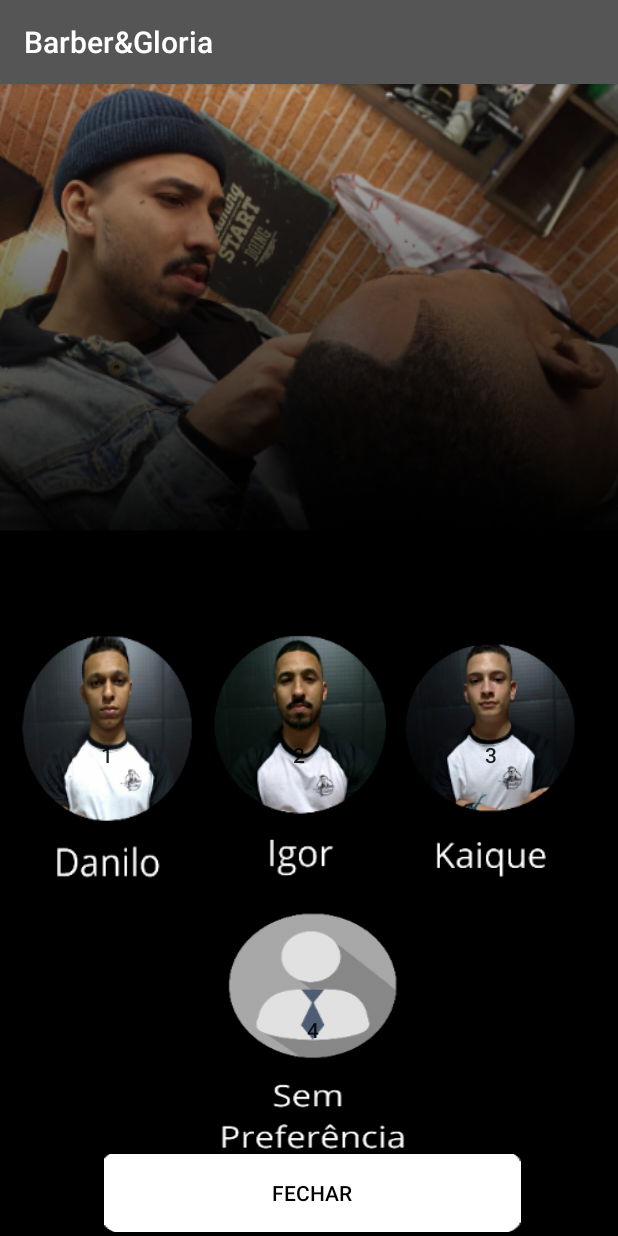
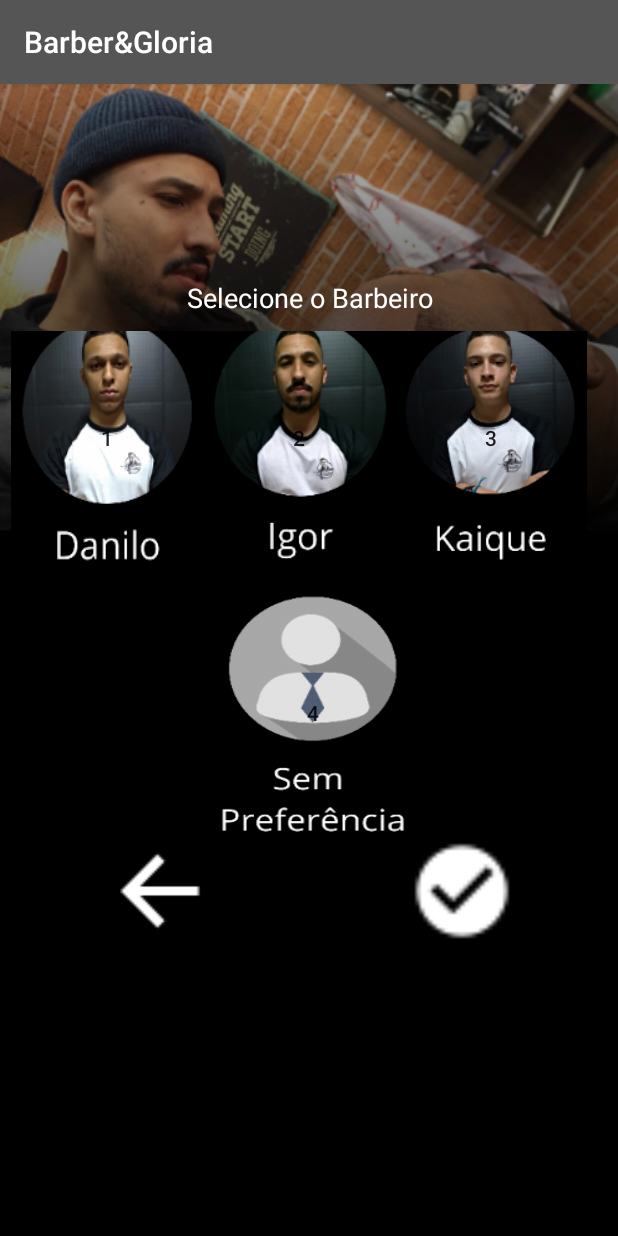
Before and after one commit to SantiagoSilvestre/BarbeirosEmGloria, an Android app: the Barbeiros screen opened directly, with no data from a screen before it, on a phone screen of 412 x 824 dp. Run offline under Robolectric (Android 15) with nearby library versions, the phone set to English and light mode, and no system bars.

Commit message:
Salvando escolha do barbeiro em preferencias

```diff
--- a/app/src/main/res/layout/activity_barbeiros.xml
+++ b/app/src/main/res/layout/activity_barbeiros.xml
@@ -1,12 +1,24 @@
 <?xml version="1.0" encoding="utf-8"?>
-<LinearLayout xmlns:android="http://schemas.android.com/apk/res/android"
+<LinearLayout
+    xmlns:android="http://schemas.android.com/apk/res/android"
     xmlns:app="http://schemas.android.com/apk/res-auto"
     xmlns:tools="http://schemas.android.com/tools"
     android:layout_width="match_parent"
     android:layout_height="match_parent"
+    android:orientation="vertical"
     android:background="@mipmap/fundobarb"
     tools:context=".activity.Barbeiros">
 
+    <TextView
+        android:id="@+id/txtBarb"
+        android:layout_width="match_parent"
+        android:layout_height="wrap_content"
+        android:text="@string/selecioneBarb"
+        android:textColor="#FFF"
+        android:textAlignment="center"
+        android:layout_marginBottom="10dp"
+        android:layout_marginTop="130dp"
+        android:textSize="18dp"></TextView>
     <LinearLayout
         android:layout_width="417dp"
         android:layout_height="405dp"
@@ -53,21 +65,36 @@
             android:background="@mipmap/spreferencia"
             android:text="4" />
 
-        <Button
-            android:id="@+id/btnCancelar"
-            android:layout_width="278dp"
-            android:layout_height="52dp"
-            android:background="@mipmap/designbranco"
-            android:text="FECHAR"
-            android:textColor="@color/colorPrimaryDark"
-            android:textColorHighlight="@color/colorPrimaryDark"
-            android:textColorLink="@color/colorPrimaryDark"
-            app:layout_constraintBottom_toBottomOf="parent"
-            app:layout_constraintEnd_toEndOf="parent"
-            app:layout_constraintHorizontal_bias="0.498"
-            app:layout_constraintStart_toStartOf="parent"
-            app:layout_constraintTop_toTopOf="parent"
-            app:layout_constraintVertical_bias="0.962" />
+        <LinearLayout
+            android:layout_width="match_parent"
+            android:layout_height="70dp"
+            android:orientation="horizontal"
+            android:layout_marginBottom="10dp">
+
+            <Button
+                android:id="@+id/btnCancelar"
+                android:layout_width="72dp"
+                android:layout_height="72dp"
+                android:background="@drawable/ic_action_arrow_left"
+                android:layout_marginLeft="70dp"
+                android:layout_marginRight="30dp"
+                android:textColor="@color/colorPrimaryDark"
+                android:textColorHighlight="@color/colorPrimaryDark"
+                android:textColorLink="@color/colorPrimaryDark"
+                />
+            <Button
+                android:id="@+id/btnConfimar"
+                android:layout_width="72dp"
+                android:layout_height="72dp"
+                android:background="@drawable/ic_check_circle"
+                android:textColor="@color/colorPrimaryDark"
+                android:textColorHighlight="@color/colorPrimaryDark"
+                android:layout_marginLeft="100dp"
+                android:layout_marginRight="30dp"
+                android:textColorLink="@color/colorPrimaryDark"
+                />
+
+        </LinearLayout>
 
     </LinearLayout>
 
--- a/app/src/main/res/values/strings.xml
+++ b/app/src/main/res/values/strings.xml
@@ -49,5 +49,6 @@
     <string name="valLuzes">20,00</string>
     <string name="txtLuzes">Luzes</string>
     <string name="back"> { </string>
+    <string name="selecioneBarb">Selecione o Barbeiro</string>
 
 </resources>
```
Also changed, not shown: app/src/main/java/com/babeirosemgloria/barbergloria/activity/Barbeiros.java (+45 -5 lines), app/src/main/res/drawable-hdpi/ic_action_arrow_left.png (added), app/src/main/res/drawable-hdpi/ic_check_circle.png (added), app/src/main/res/drawable-mdpi/ic_action_arrow_left.png (added), app/src/main/res/drawable-mdpi/ic_check_circle.png (added), app/src/main/res/drawable-xhdpi/ic_action_arrow_left.png (added), app/src/main/res/drawable-xhdpi/ic_check_circle.png (added), app/src/main/res/drawable-xxhdpi/ic_action_arrow_left.png (added), app/src/main/res/drawable-xxhdpi/ic_check_circle.png (added), app/src/main/res/drawable-xxxhdpi/ic_action_arrow_left.png (added), app/src/main/res/drawable-xxxhdpi/ic_check_circle.png (added).
